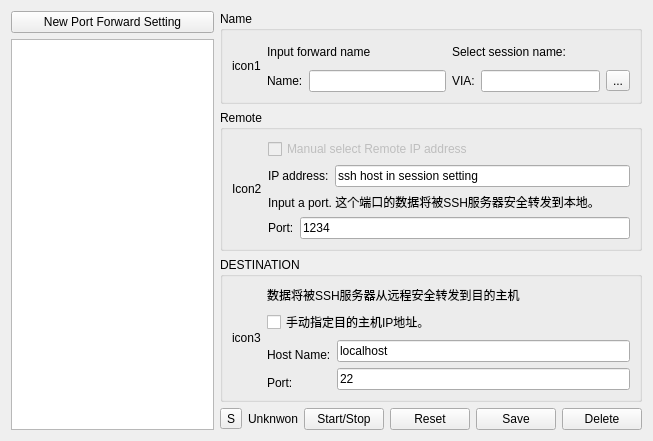
Before: the Qt Designer form src/ui/forwardmanager.ui in kitech/nullfxp, drawn with Qt 5.
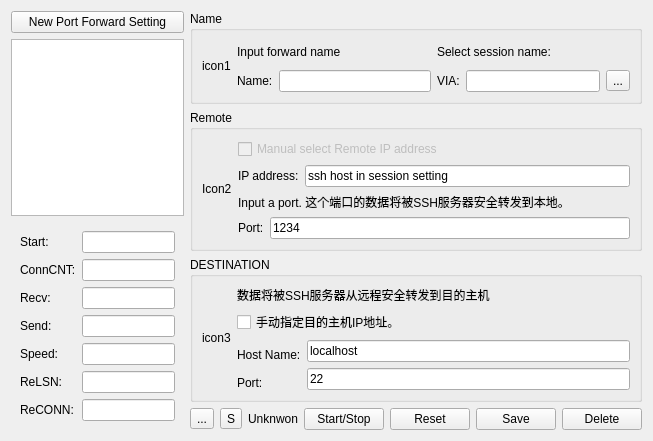
After: the same form once the commit is applied. Icons and pictures are not drawn.

```diff
--- a/src/ui/forwardmanager.ui
+++ b/src/ui/forwardmanager.ui
@@ -37,6 +37,86 @@
        </property>
       </widget>
      </item>
+     <item>
+      <widget class="QWidget" name="widget" native="true">
+       <layout class="QVBoxLayout" name="verticalLayout_7">
+        <item>
+         <layout class="QGridLayout" name="gridLayout_2">
+          <item row="0" column="0">
+           <widget class="QLabel" name="label_15">
+            <property name="text">
+             <string>Start:</string>
+            </property>
+           </widget>
+          </item>
+          <item row="0" column="1">
+           <widget class="QLineEdit" name="lineEdit_7"/>
+          </item>
+          <item row="1" column="0">
+           <widget class="QLabel" name="label_16">
+            <property name="text">
+             <string>ConnCNT:</string>
+            </property>
+           </widget>
+          </item>
+          <item row="1" column="1">
+           <widget class="QLineEdit" name="lineEdit_8"/>
+          </item>
+          <item row="2" column="0">
+           <widget class="QLabel" name="label_17">
+            <property name="text">
+             <string>Recv:</string>
+            </property>
+           </widget>
+          </item>
+          <item row="2" column="1">
+           <widget class="QLineEdit" name="lineEdit_9"/>
+          </item>
+          <item row="3" column="0">
+           <widget class="QLabel" name="label_18">
+            <property name="text">
+             <string>Send:</string>
+            </property>
+           </widget>
+          </item>
+          <item row="3" column="1">
+           <widget class="QLineEdit" name="lineEdit_10"/>
+          </item>
+          <item row="4" column="0">
+           <widget class="QLabel" name="label_19">
+            <property name="text">
+             <string>Speed:</string>
+            </property>
+           </widget>
+          </item>
+          <item row="4" column="1">
+           <widget class="QLineEdit" name="lineEdit_11"/>
+          </item>
+          <item row="5" column="0">
+           <widget class="QLabel" name="label_20">
+            <property name="text">
+             <string>ReLSN:</string>
+            </property>
+           </widget>
+          </item>
+          <item row="5" column="1">
+           <widget class="QLineEdit" name="lineEdit_12"/>
+          </item>
+          <item row="6" column="0">
+           <widget class="QLabel" name="label_21">
+            <property name="text">
+             <string>ReCONN:</string>
+            </property>
+           </widget>
+          </item>
+          <item row="6" column="1">
+           <widget class="QLineEdit" name="lineEdit_13"/>
+          </item>
+         </layout>
+        </item>
+       </layout>
+      </widget>
+     </item>
     </layout>
    </item>
    <item>
@@ -261,6 +341,13 @@
      </item>
      <item>
       <layout class="QHBoxLayout" name="horizontalLayout_8">
+       <item>
+        <widget class="QToolButton" name="toolButton_3">
+         <property name="text">
+          <string>...</string>
+         </property>
+        </widget>
+       </item>
        <item>
         <widget class="QToolButton" name="toolButton">
          <property name="text">
```
